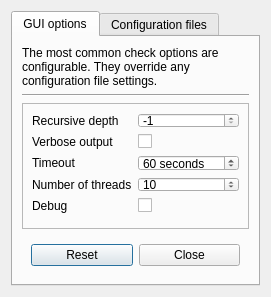
Before: the Qt Designer form linkcheck/gui/ui/options.ui in wummel/linkchecker, drawn with Qt 5.
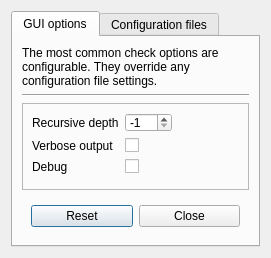
After: the same form once the commit is applied.

Commit message: Remove timeout and threads GUI options.

```diff
--- a/linkcheck/gui/ui/options.ui
+++ b/linkcheck/gui/ui/options.ui
@@ -10,7 +10,7 @@
     <x>0</x>
     <y>0</y>
     <width>271</width>
-    <height>297</height>
+    <height>258</height>
    </rect>
   </property>
   <property name="windowTitle">
@@ -62,6 +62,9 @@
           <enum>QFrame::Raised</enum>
          </property>
          <layout class="QFormLayout" name="formLayout">
+          <property name="fieldGrowthPolicy">
+           <enum>QFormLayout::ExpandingFieldsGrow</enum>
+          </property>
           <item row="0" column="0">
            <widget class="QLabel" name="label">
             <property name="toolTip">
@@ -112,75 +115,20 @@
            </widget>
           </item>
           <item row="2" column="0">
-           <widget class="QLabel" name="label_3">
-            <property name="toolTip">
-             <string>Set the timeout for connection attempts in seconds.</string>
-            </property>
-            <property name="text">
-             <string>Timeout</string>
-            </property>
-           </widget>
-          </item>
-          <item row="2" column="1">
-           <widget class="QSpinBox" name="timeout">
-            <property name="toolTip">
-             <string>Set the timeout for connection attempts in seconds.</string>
-            </property>
-            <property name="suffix">
-             <string> seconds</string>
-            </property>
-            <property name="minimum">
-             <number>2</number>
-            </property>
-            <property name="maximum">
-             <number>300</number>
-            </property>
-            <property name="value">
-             <number>60</number>
-            </property>
-           </widget>
-          </item>
-          <item row="3" column="0">
-           <widget class="QLabel" name="label_5">
-            <property name="toolTip">
-             <string>Generate no more than the given number of threads.</string>
-            </property>
-            <property name="text">
-             <string>Number of threads</string>
-            </property>
-           </widget>
-          </item>
-          <item row="3" column="1">
-           <widget class="QSpinBox" name="threads">
-            <property name="toolTip">
-             <string>Generate no more than the given number of threads.</string>
-            </property>
-            <property name="minimum">
-             <number>1</number>
-            </property>
-            <property name="maximum">
-             <number>20</number>
-            </property>
-            <property name="value">
-             <number>10</number>
-            </property>
-           </widget>
-          </item>
-          <item row="4" column="0">
            <widget class="QLabel" name="label_4">
             <property name="text">
              <string>Debug</string>
             </property>
            </widget>
           </item>
-          <item row="4" column="1">
+          <item row="2" column="1">
            <widget class="QCheckBox" name="debug">
             <property name="text">
              <string/>
             </property>
            </widget>
           </item>
-          <item row="5" column="0">
+          <item row="3" column="0">
            <spacer name="verticalSpacer_3">
             <property name="orientation">
              <enum>Qt::Vertical</enum>
```
The commit also changes 4 other files.
